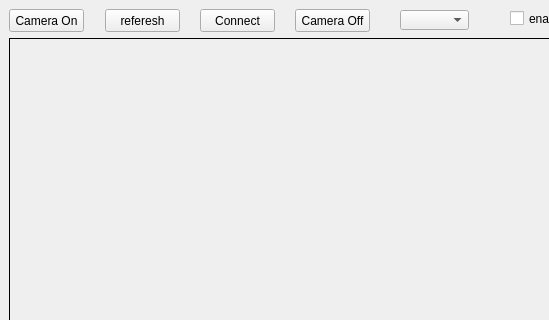
First picture: the form in project_code/control_application_2/vision.ui, repository purelifexx1/grad2, before the edit; both pictures show x 0 to 549 and y 0 to 320 of the 671 by 600 pixel window.
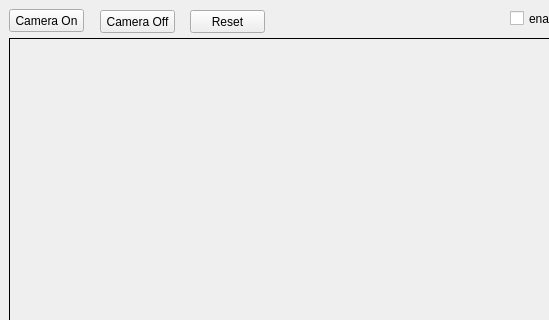
Second picture: the form after the edit.

What changed in the file:
```diff
--- a/project_code/control_application_2/vision.ui
+++ b/project_code/control_application_2/vision.ui
@@ -17,14 +17,14 @@
    <widget class="QPushButton" name="pushButton">
     <property name="geometry">
      <rect>
-      <x>105</x>
-      <y>9</y>
+      <x>190</x>
+      <y>10</y>
       <width>75</width>
       <height>23</height>
      </rect>
     </property>
     <property name="text">
-     <string>referesh</string>
+     <string>Reset</string>
     </property>
    </widget>
    <widget class="QLabel" name="CameraFrame">
@@ -65,8 +65,8 @@
    <widget class="QPushButton" name="CameraOff_Button">
     <property name="geometry">
      <rect>
-      <x>295</x>
-      <y>9</y>
+      <x>100</x>
+      <y>10</y>
       <width>75</width>
       <height>23</height>
      </rect>
@@ -75,19 +75,6 @@
      <string>Camera Off</string>
     </property>
    </widget>
-   <widget class="QPushButton" name="pushButton_2">
-    <property name="geometry">
-     <rect>
-      <x>200</x>
-      <y>9</y>
-      <width>75</width>
-      <height>23</height>
-     </rect>
-    </property>
-    <property name="text">
-     <string>Connect</string>
-    </property>
-   </widget>
    <widget class="QCheckBox" name="checkBox">
     <property name="geometry">
      <rect>
@@ -114,16 +101,6 @@
      <string>Camera On</string>
     </property>
    </widget>
-   <widget class="QComboBox" name="comboBox">
-    <property name="geometry">
-     <rect>
-      <x>400</x>
-      <y>10</y>
-      <width>69</width>
-      <height>20</height>
-     </rect>
-    </property>
-   </widget>
   </widget>
   <widget class="QMenuBar" name="menubar">
    <property name="geometry">
```
Left out of the diff: 2 changed lines with no effect on the pictures.
